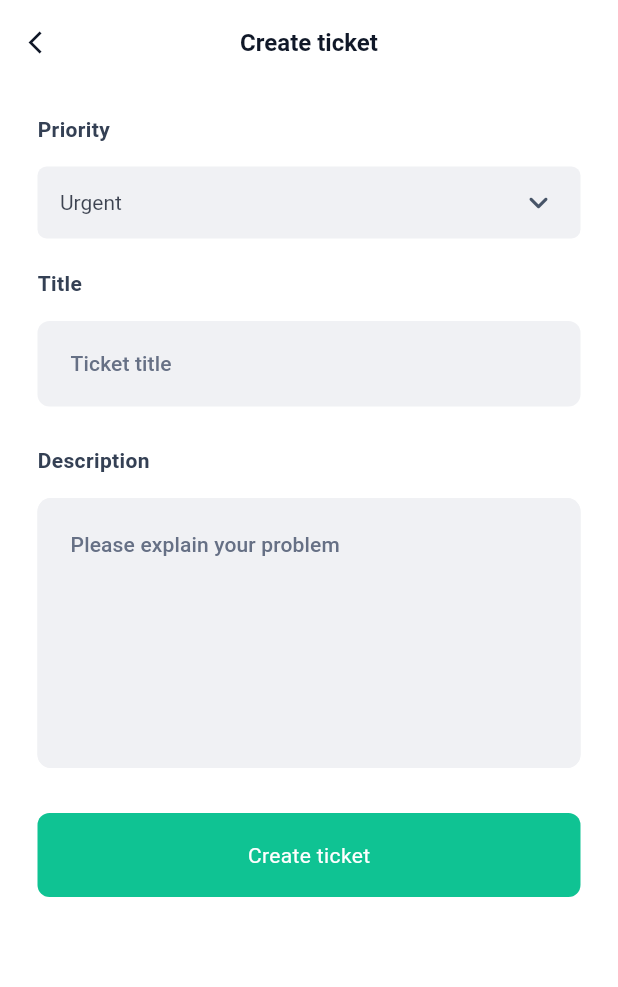
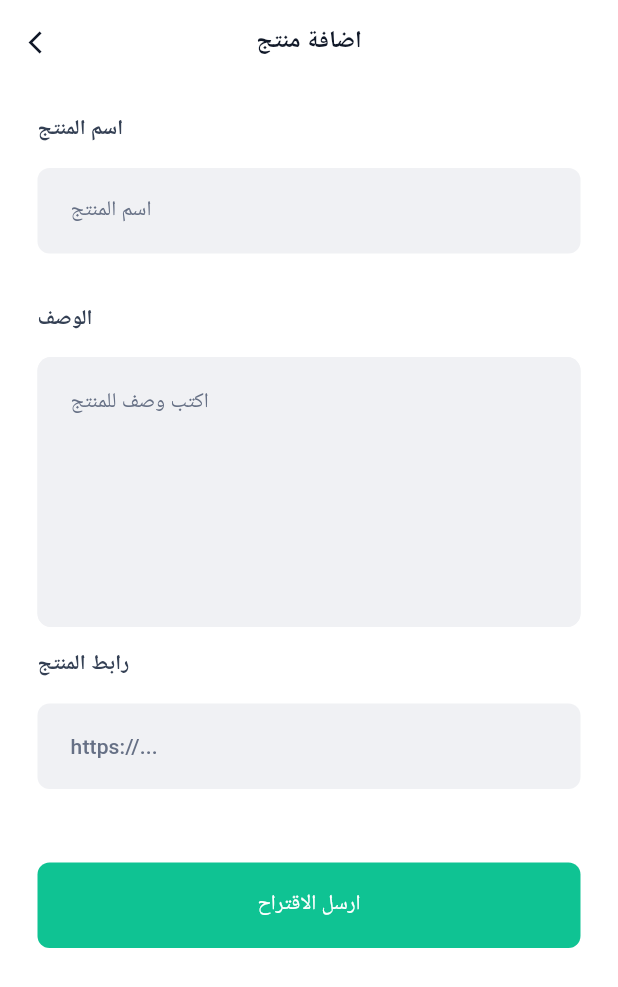
Before and after one commit to AmerBugshan/Bulkcom-App, a Flutter app: the CreateTicketPage screen opened directly, on a phone screen of 412 x 824 dp. Shown: the top 987 px of the screen. Run offline on Flutter 3.47's test engine with Material 3 defaults, Android fonts, the phone set to English and light mode, and no system bars; our stand-ins replace auto_size_text, cached_network_image, connectivity_plus, dio, expandable, file_picker and 14 more; missing offline and left inert: custom_timer, flutter_facebook_auth, flutter_inappwebview, flutter_stripe, flutterzilla_fixed_grid, http_auth; accounts and stored records are empty; network calls fail.

```diff
--- a/fundorex-mobile-app/lib/service/auth_services/login_service.dart
+++ b/fundorex-mobile-app/lib/service/auth_services/login_service.dart
@@ -33,7 +33,7 @@ class LoginService with ChangeNotifier {
     if (connection) {
       setLoadingTrue();
       var data = jsonEncode({
-        'email': email,
+        'login': email,
         'password': pass,
       });
       var header = {
--- a/fundorex-mobile-app/lib/service/support_ticket/create_ticket_service.dart
+++ b/fundorex-mobile-app/lib/service/support_ticket/create_ticket_service.dart
@@ -1,5 +1,4 @@
 import 'dart:convert';
-
 import 'package:flutter/material.dart';
 import 'package:fundorex/service/common_service.dart';
 import 'package:fundorex/service/support_ticket/support_ticket_service.dart';
@@ -11,111 +10,63 @@ import 'package:shared_preferences/shared_preferences.dart';
 
 class CreateTicketService with ChangeNotifier {
   bool isLoading = false;
-  //priority dropdown
-  var priorityDropdownList = ['Urgent', 'High', 'Medium', 'Low'];
-  var priorityDropdownIndexList = ['Urgent', 'High', 'Medium', 'Low'];
-  var selectedPriority = 'Urgent';
-  var selectedPriorityId = '';
 
-  setPriorityValue(value) {
-    selectedPriority = value;
-    notifyListeners();
-  }
-
-  setSelectedPriorityId(value) {
-    selectedPriorityId = value;
-    notifyListeners();
-  }
-
-  bool hasOrder = true;
-
-  //order list dropdown
-  var orderDropdownList = [];
-  var orderDropdownIndexList = [];
-  var selectedOrder;
-  // var selectedOrderId;
-
-  setOrderValue(value) {
-    selectedOrder = value;
-    notifyListeners();
-  }
-
-  setSelectedOrderId(value) {
-    // selectedOrderId = value;
-    notifyListeners();
-  }
-
-  makeOrderlistEmpty() {
-    orderDropdownList = [];
-    orderDropdownIndexList = [];
-    notifyListeners();
-  }
-
-  // fetchOrderDropdown(BuildContext context) async {
-  //   hasOrder = true;
-  //   Future.delayed(const Duration(microseconds: 500), () {
-  //     notifyListeners();
-  //   });
-  //   var orders = await Provider.of<MyOrdersService>(context, listen: false)
-  //       .fetchMyOrders();
-  //   if (orders != 'error') {
-  //     print('orders is $orders');
-  //     for (int i = 0; i < orders.length; i++) {
-  //       orderDropdownList.add('#${orders[i].id}');
-  //       orderDropdownIndexList.add(orders[i].id);
-  //     }
-  //     selectedOrder = '#${orders[0].id}';
-  //     selectedOrderId = orders[0].id;
-  //     hasOrder = true;
-  //     notifyListeners();
-  //   } else {
-  //     hasOrder = false;
-  //     notifyListeners();
-  //   }
-  // }
-
-  //create ticket ====>
-
-  createTicket(BuildContext context, subject, priority, desc) async {
+  // إنشاء تذكرة
+  Future<void> createTicket(
+      BuildContext context,
+      String title,
+      String description,
+      String URL,
+      ) async {
     SharedPreferences prefs = await SharedPreferences.getInstance();
     int? userId = prefs.getInt('userId');
-    var token = prefs.getString('token');
+    String? token = prefs.getString('token');
 
-    var header = {
-      //if header type is application/json then the data should be in jsonEncode method
+    var headers = {
       "Accept": "application/json",
       "Content-Type": "application/json",
       "Authorization": "Bearer $token",
     };
 
-    var data = jsonEncode({
-      'title': subject + ' ',
-      'subject': subject,
-      'description': desc,
+    var body = jsonEncode({
+      'title': title,
+      'subject': title,
+      'description': description,
       'status': 'open',
-      'priority': priority,
-      'user_id': userId
+      'priority': 'high', // ✅ القيمة الافتراضية
+      'user_id': userId,
+      'URL': URL, // ✅ إرسال الرابط
     });
 
     var connection = await checkConnection();
     if (connection) {
       isLoading = true;
       notifyListeners();
-      //if connection is ok
-      var response = await http.post(Uri.parse('$baseApi/user/ticket/create'),
-          headers: header, body: data);
+
+      var response = await http.post(
+        Uri.parse('$baseApi/user/ticket/create'),
+        headers: headers,
+        body: body,
+      );
+
       isLoading = false;
       notifyListeners();
+
       if (response.statusCode >= 200 && response.statusCode < 300) {
-        OthersHelper().showToast('Ticket created successfully', Colors.black);
+        OthersHelper().showToast('تم إرسال الاقتراح بنجاح', Colors.black);
 
         Provider.of<SupportTicketService>(context, listen: false)
-            .addNewDataToTicketList(subject,
-                jsonDecode(response.body)['ticket']['id'], priority, 'open');
+            .addNewDataToTicketList(
+          title,
+          jsonDecode(response.body)['ticket']['id'],
+          'high',
+          'open',
+        );
+
         Navigator.pop(context);
       } else {
-        print('error creating ticket ${response.body}');
-        OthersHelper().showToast('Something went wrong', Colors.black);
+        print('خطأ في الإرسال: ${response.body}');
+        OthersHelper().showToast('حدث خطأ أثناء الإرسال', Colors.red);
       }
     }
   }
--- a/fundorex-mobile-app/lib/view/supports/create_ticket_page.dart
+++ b/fundorex-mobile-app/lib/view/supports/create_ticket_page.dart
@@ -18,15 +18,9 @@ class CreateTicketPage extends StatefulWidget {
 class _CreateTicketPageState extends State<CreateTicketPage> {
   final _formKey = GlobalKey<FormState>();
 
-  @override
-  void initState() {
-    super.initState();
-    // Provider.of<CreateTicketService>(context, listen: false)
-    //     .fetchOrderDropdown(context);
-  }
-
   TextEditingController descController = TextEditingController();
   TextEditingController titleController = TextEditingController();
+  TextEditingController URLController = TextEditingController();
 
   @override
   Widget build(BuildContext context) {
@@ -34,136 +28,84 @@ class _CreateTicketPageState extends State<CreateTicketPage> {
 
     return Scaffold(
       backgroundColor: Colors.white,
-        appBar: CommonHelper().appbarCommon('Create ticket', context, () {
-          Provider.of<CreateTicketService>(context, listen: false)
-              .makeOrderlistEmpty();
-          Navigator.pop(context);
+      appBar: CommonHelper().appbarCommon('اضافة منتج', context, () {
+        Navigator.pop(context); // ✅ حذف makeOrderlistEmpty()
       }),
       body: WillPopScope(
         onWillPop: () {
-            Provider.of<CreateTicketService>(context, listen: false)
-                .makeOrderlistEmpty();
-            return Future.value(true);
+          return Future.value(true); // ✅ حذف makeOrderlistEmpty()
         },
         child: SingleChildScrollView(
           physics: physicsCommon,
           child: Consumer<AppStringService>(
-              builder: (context, ln, child) => Consumer<CreateTicketService>(
+            builder: (context, ln, child) =>
+                Consumer<CreateTicketService>(
                   builder: (context, provider, child) => Form(
                     key: _formKey,
                     child: Container(
                       padding: EdgeInsets.symmetric(
                           horizontal: screenPadding, vertical: 20),
-                    child: Column(children: [
-                      Column(
+                      child: Column(
                         crossAxisAlignment: CrossAxisAlignment.start,
                         children: [
-                          //Priority dropdown ======>
-                          Column(
-                            crossAxisAlignment: CrossAxisAlignment.start,
-                            children: [
-                              CommonHelper().labelCommon("Priority"),
-                              Container(
-                                width: double.infinity,
-                                padding:
-                                    const EdgeInsets.symmetric(horizontal: 15),
-                                decoration: BoxDecoration(
-                                  color: cc.greySecondary,
-                                  borderRadius: BorderRadius.circular(6),
-                                ),
-                                child: DropdownButtonHideUnderline(
-                                  child: DropdownButton<String>(
-                                    // menuMaxHeight: 200,
-                                    isExpanded: true,
-                                    value: provider.selectedPriority,
-                                    icon: Icon(
-                                        Icons.keyboard_arrow_down_rounded,
-                                        color: cc.greyFour),
-                                    iconSize: 26,
-                                    elevation: 17,
-                                    style: TextStyle(color: cc.greyFour),
-                                    onChanged: (newValue) {
-                                      provider.setPriorityValue(newValue);
-
-                                      //setting the id of selected value
-                                      provider.setSelectedPriorityId(
-                                          provider.priorityDropdownIndexList[
-                                              provider.priorityDropdownList
-                                                  .indexOf(newValue!)]);
-                                    },
-                                    items: provider.priorityDropdownList
-                                        .map<DropdownMenuItem<String>>((value) {
-                                      return DropdownMenuItem(
-                                        value: value,
-                                        child: Text(
-                                          ln.getString(value),
-                                          style: TextStyle(
-                                              color: cc.greyPrimary
-                                                  .withOpacity(.8)),
-                                        ),
-                                      );
-                                    }).toList(),
-                                  ),
-                                ),
-                              )
-                            ],
-                          ),
-
-                          sizedBox20(),
-                          CommonHelper().labelCommon("Title"),
+                          CommonHelper().labelCommon("اسم المنتج"),
                           CustomInput(
                             controller: titleController,
                             validation: (value) {
                               if (value == null || value.isEmpty) {
-                                return ln
-                                    .getString('Please enter ticket title');
+                                return 'يرجى إدخال اسم المنتج';
                               }
                               return null;
                             },
-                            hintText: ln.getString("Ticket title"),
-                            // icon: 'assets/icons/user.png',
+                            hintText: "اسم المنتج",
                             paddingHorizontal: 18,
                             textInputAction: TextInputAction.next,
                           ),
-                          const SizedBox(
-                            height: 7,
-                          ),
-                          CommonHelper().labelCommon("Description"),
+                          const SizedBox(height: 15),
+
+                          CommonHelper().labelCommon("الوصف"),
                           TextareaField(
-                            hintText:
-                                ln.getString('Please explain your problem'),
+                            hintText: 'اكتب وصف للمنتج',
                             controller: descController,
                           ),
+                          const SizedBox(height: 15),
 
-                          //Save button =========>
+                          CommonHelper().labelCommon("رابط المنتج"),
+                          CustomInput(
+                            controller: URLController,
+                            validation: (value) {
+                              if (value == null || value.isEmpty) {
+                                return 'يرجى إدخال رابط المنتج';
+                              }
+                              return null;
+                            },
+                            hintText: "https://...",
+                            paddingHorizontal: 18,
+                            textInputAction: TextInputAction.done,
+                          ),
+                          const SizedBox(height: 30),
 
-                          const SizedBox(
-                            height: 30,
-                          ),
-                          CommonHelper().buttonPrimary('Create ticket', () {
+                          CommonHelper().buttonPrimary('ارسل الاقتراح', () {
                             if (_formKey.currentState!.validate()) {
-                              if (provider.isLoading == false &&
-                                  provider.hasOrder == true) {
+                              if (!provider.isLoading) {
                                 provider.createTicket(
                                   context,
                                   titleController.text,
-                                  provider.selectedPriority,
                                   descController.text,
-                                  // provider.selectedOrderId
+                                  URLController.text,
                                 );
                               }
                             }
                           },
-                              isloading:
-                                  provider.isLoading == false ? false : true)
+                              isloading: provider.isLoading),
                         ],
-                      ),
-                    ]),
                       ),
                     ),
                   ),
                 ),
           ),
-        ));
+        ),
+      ),
+    );
   }
 }
--- a/fundorex-mobile-app/lib/view/supports/my_tickets_page.dart
+++ b/fundorex-mobile-app/lib/view/supports/my_tickets_page.dart
@@ -36,7 +36,7 @@ class _MyTicketsPageState extends State<MyTicketsPage> {
     final lnProvider = Provider.of<AppStringService>(context, listen: false);
 
     var appbarTxt = Provider.of<AppStringService>(context, listen: false)
-        .getString('Support tickets');
+        .getString('اقتراحاتي');
 
     return Scaffold(
         backgroundColor: Colors.white,
@@ -87,7 +87,7 @@ class _MyTicketsPageState extends State<MyTicketsPage> {
                           color: cc.primaryColor,
                           borderRadius: BorderRadius.circular(8)),
                       child: AutoSizeText(
-                        ln.getString('Create'),
+                        ln.getString('اضافة'),
                         maxLines: 1,
                         style: const TextStyle(
                           color: Colors.white,
--- a/fundorex-mobile-app/lib/view/utils/config.dart
+++ b/fundorex-mobile-app/lib/view/utils/config.dart
@@ -1,4 +1,4 @@
-String baseApi = 'http://bulk.com.sa/api/v1';
+String baseApi = 'https://bulk.com.sa/api/v1';
 String placeHolderUrl = 'https://i.postimg.cc/3RKkSRDb/placeholder.png';
 
 // if you are using apple sign in only then you will have to provide this
```
Also changed, not shown: fundorex-mobile-app/lib/view/menu/menu_names.dart (+19 -18 lines). Lines whose indentation alone changed are shown as unchanged.
